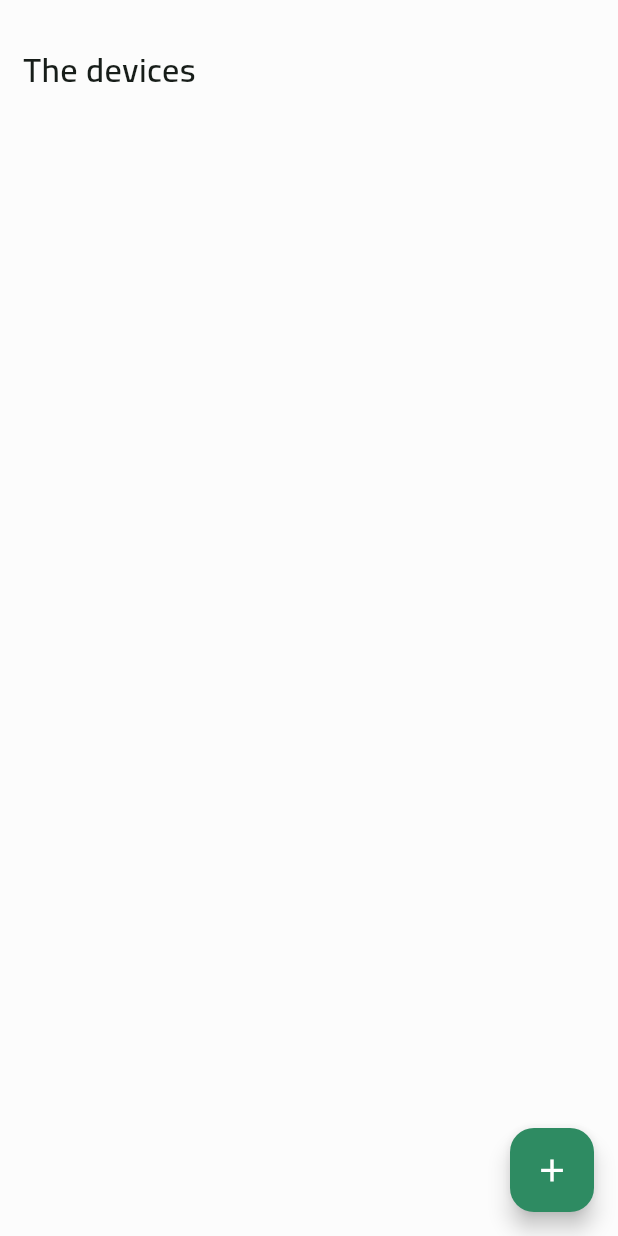
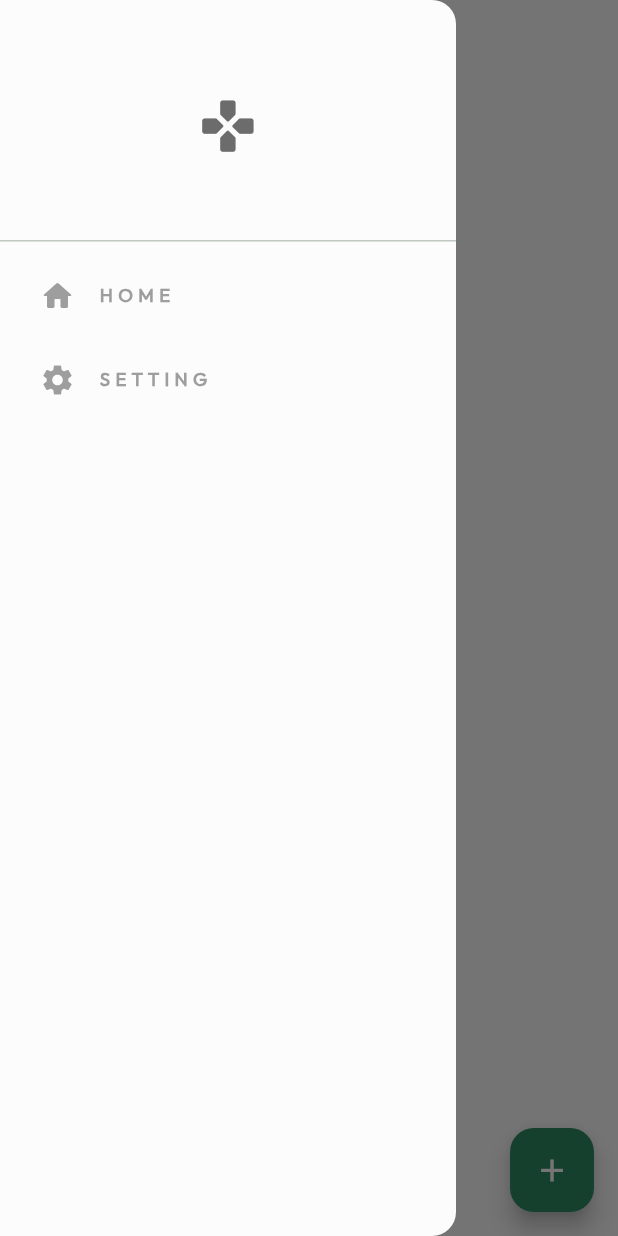
Before and after one commit to Halakadour/game_room_app, a Flutter app: the screen it shows after launch, with the side drawer open (before the commit the screen has no drawer), on a phone screen of 412 x 824 dp. Run offline on Flutter 3.47's test engine with Material 3 defaults, Android fonts, the phone set to English and light mode, and no system bars; our stand-ins replace bloc, dartz, easy_localization, flutter_bloc, flutter_local_notifications, flutter_screenutil and 4 more; accounts and stored records are empty; statements that could not run were skipped.

Commit message:
add localization

```diff
--- a/lib/features/home/presentation/pages/home_page.dart
+++ b/lib/features/home/presentation/pages/home_page.dart
@@ -2,8 +2,10 @@ import 'package:easy_localization/easy_localization.dart';
 import 'package:flutter/material.dart';
 import 'package:flutter_bloc/flutter_bloc.dart';
 import 'package:flutter_screenutil/flutter_screenutil.dart';
+import 'package:games_manager/config/theme/app_colors.dart';
 import 'package:games_manager/core/widgets/custom_float_action_button.dart';
 import 'package:games_manager/features/home/domain/entities/device_entity.dart';
+import 'package:games_manager/features/home/presentation/pages/setting_page.dart';
 import 'package:games_manager/features/home/presentation/widgets/device_card.dart';
 import 'package:games_manager/lang/locale_keys.g.dart';
 
@@ -20,7 +22,6 @@ class _HomePageState extends State<HomePage> {
   @override
   void didChangeDependencies() {
     context.read<HomeBloc>().add(GetDevicesListEvent());
-    print("YAAAAA");
     super.didChangeDependencies();
   }
 
@@ -28,20 +29,82 @@ class _HomePageState extends State<HomePage> {
   Widget build(BuildContext context) {
     return Scaffold(
       floatingActionButton: const CustomFloatActionButton(),
+      appBar: AppBar(
+        backgroundColor: backgroundColor,
+        title: Row(
+          mainAxisAlignment: MainAxisAlignment.start,
+          children: [
+            Text(
+              textAlign: TextAlign.center,
+              LocaleKeys.thedevices.tr(),
+              style: TextStyle(fontSize: 24.sp, fontWeight: FontWeight.w700),
+            ),
+          ],
+        ),
+      ),
+      drawer: Drawer(
+        backgroundColor: backgroundColor,
+        child: Column(
+          children: [
+            DrawerHeader(
+                child: Center(
+              child: Icon(
+                Icons.gamepad_rounded,
+                color: grayColor,
+                size: 40.sp,
+              ),
+            )),
+            Padding(
+              padding: EdgeInsets.only(right: 10.sp, left: 10.sp),
+              child: ListTile(
+                  title: Text(
+                    "H O M E",
+                    style: TextStyle(
+                        color: Colors.grey,
+                        fontWeight: FontWeight.w600,
+                        fontSize: 12.sp),
+                  ),
+                  leading: const Icon(
+                    Icons.home_rounded,
+                    color: Colors.grey,
+                  ),
+                  onTap: () {
+                    Navigator.pushReplacement(
+                        context,
+                        MaterialPageRoute(
+                          builder: (context) => const HomePage(),
+                        ));
+                  }),
+            ),
+            Padding(
+              padding: EdgeInsets.only(right: 10.sp, left: 10.sp),
+              child: ListTile(
+                  title: Text(
+                    "S E T T I N G",
+                    style: TextStyle(
+                        color: Colors.grey,
+                        fontWeight: FontWeight.w600,
+                        fontSize: 12.sp),
+                  ),
+                  leading: const Icon(
+                    Icons.settings,
+                    color: Colors.grey,
+                  ),
+                  onTap: () {
+                    Navigator.push(
+                        context,
+                        MaterialPageRoute(
+                          builder: (context) => const SettingPage(),
+                        ));
+                  }),
+            )
+          ],
+        ),
+      ),
       body: Padding(
         padding: EdgeInsets.only(top: 30.sp, right: 15.sp, left: 15.sp),
         child: Column(
           children: [
-            Row(
-              mainAxisAlignment: MainAxisAlignment.start,
-              children: [
-                Text(
-                  LocaleKeys.thedevices,
-                  style:
-                      TextStyle(fontSize: 22.sp, fontWeight: FontWeight.w600),
-                ).tr(),
-              ],
-            ),
             20.verticalSpace,
             Expanded(
                 child: BlocBuilder<HomeBloc, HomeState>(
--- a/lib/main.dart
+++ b/lib/main.dart
@@ -46,7 +46,8 @@ class MainApp extends StatelessWidget {
         theme: ThemeData(
             colorScheme: ColorScheme.fromSeed(seedColor: greenColor),
             scaffoldBackgroundColor: backgroundColor,
-            fontFamily: 'Cairo'),
+            fontFamily:
+                context.locale.languageCode == 'ar' ? 'Cairo' : 'Outfit'),
         home: const SplashPage(),
       ),
     );
--- a/pubspec.yaml
+++ b/pubspec.yaml
@@ -39,3 +39,4 @@ flutter:
   uses-material-design: true
   assets:
     - assets/lang/
+    - assets/images/
```
Also changed, not shown: assets/lang/ar.json (+22 -1 lines), assets/lang/en.json (+22 -1 lines), lib/core/functions/add_device_bottom_sheet.dart (+6 -4 lines), lib/core/functions/final_cost_calculation.dart (+6 -15 lines), lib/core/functions/show_device_booking_details.dart (+14 -12 lines), lib/core/functions/update_device_bottom_sheet.dart (+7 -5 lines), lib/core/services/notification_services.dart (+10 -11 lines), lib/features/home/presentation/pages/setting_page.dart (added, +55 -0 lines), lib/features/home/presentation/widgets/add_reservation_dialog.dart (+14 -8 lines), lib/features/home/presentation/widgets/close_reservation_dialog.dart (+9 -6 lines), lib/features/home/presentation/widgets/device_card.dart (+29 -25 lines), lib/features/splash/pages/splash_page.dart (+7 -0 lines), assets/images/splash.png (added), lib/lang/codegen_loader.g.dart, 1 more files.
